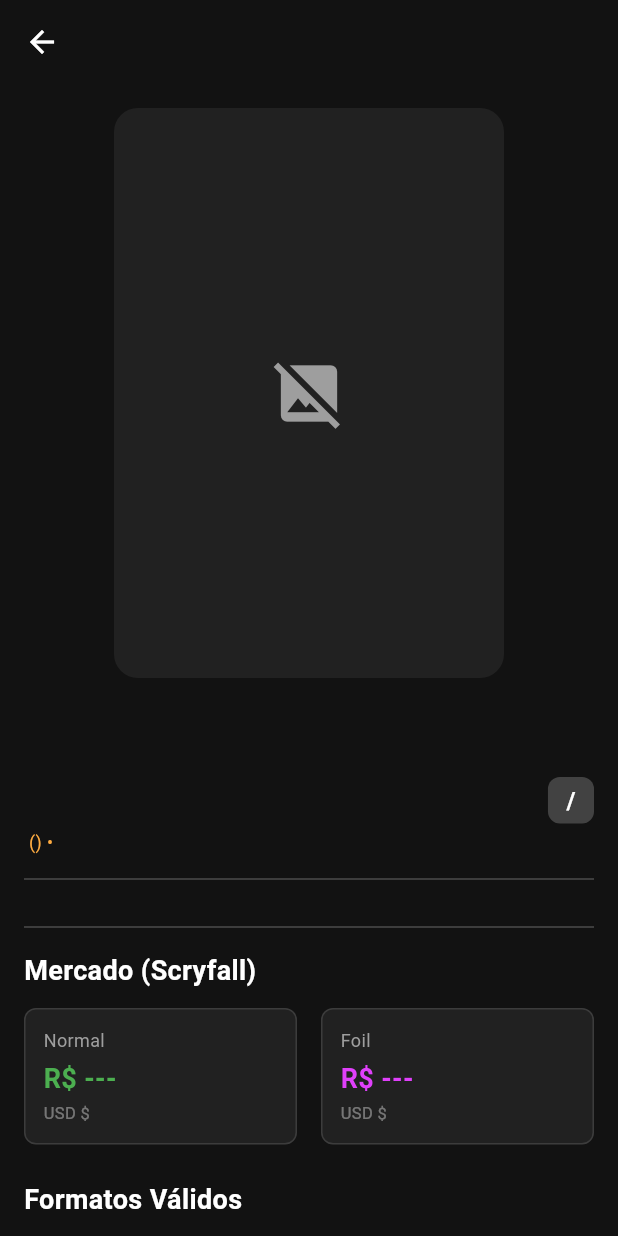
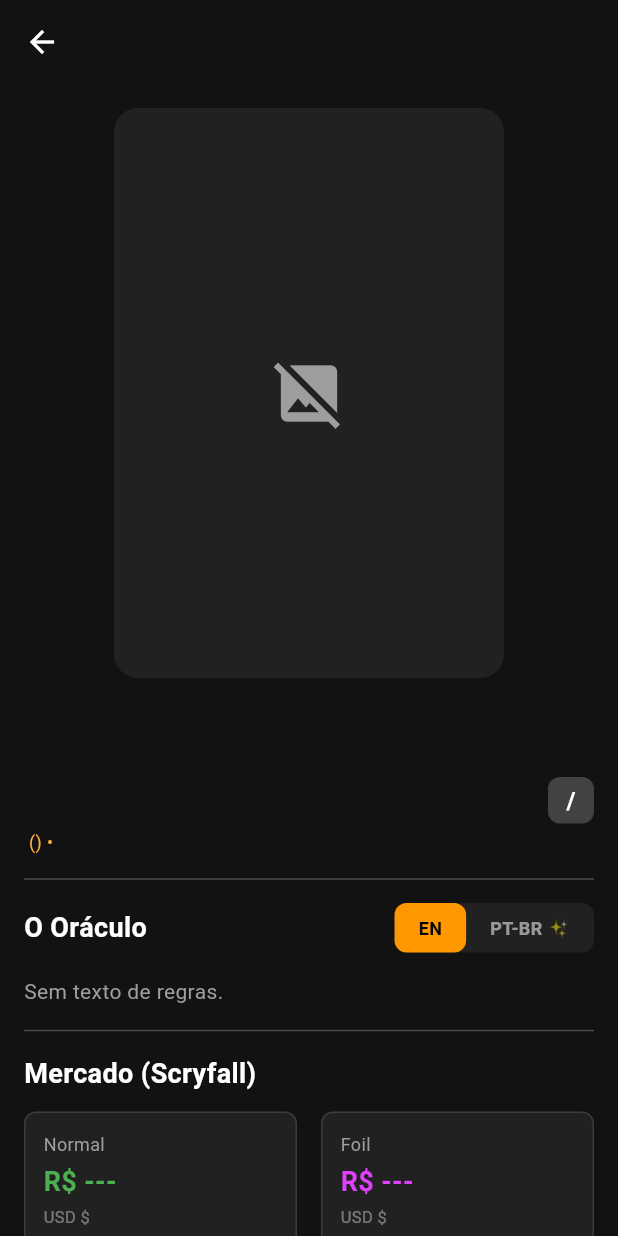
Before and after one commit to MaykonFreitas17/magic-the-gathering-scanner-flutter, a Flutter app: the CardDetailView screen opened directly with empty values, on a phone screen of 412 x 824 dp. Run offline on Flutter 3.47's test engine with Material 3 defaults, Android fonts, the phone set to English and light mode, and no system bars; our stand-ins replace flutter_dotenv, flutter_markdown, google_generative_ai, shared_preferences; missing offline and left inert: mana_icons_flutter, markdown; accounts and stored records are empty; network calls fail.

Commit message:
feat: integra Gemini AI para tradução, explicação de cartas e ícones de mana dinâmicos no texto

```diff
--- a/lib/features/details/card_detail_view.dart
+++ b/lib/features/details/card_detail_view.dart
@@ -1,20 +1,61 @@
-import '../../models/magic_card.dart';
 import 'dart:convert';
 import 'package:flutter/material.dart';
 import 'package:http/http.dart' as http;
-import 'package:mana_icons_flutter/mana_icons_flutter.dart'; // NOVO IMPORT!
+import 'package:mana_icons_flutter/mana_icons_flutter.dart';
+import 'package:flutter_markdown/flutter_markdown.dart';
+import 'package:markdown/markdown.dart' as md;
+import '../../models/magic_card.dart';
+import '../../services/gemini_service.dart';
 
-class CardDetailView extends StatelessWidget {
+class CardDetailView extends StatefulWidget {
   final MagicCard card;
 
   const CardDetailView({super.key, required this.card});
+
+  @override
+  State<CardDetailView> createState() => _CardDetailViewState();
+}
+
+class _CardDetailViewState extends State<CardDetailView> {
+  bool _isPortuguese = false;
+  bool _isLoadingTranslation = false;
+  String? _translationResult;
+  late final GeminiService _geminiService;
+
+  @override
+  void initState() {
+    super.initState();
+    _geminiService = GeminiService();
+    _geminiService.initialize();
+  }
+
+  Future<void> _toggleLanguage(bool toPortuguese) async {
+    if (_isPortuguese == toPortuguese) return;
+
+    setState(() {
+      _isPortuguese = toPortuguese;
+    });
+
+    if (toPortuguese && _translationResult == null) {
+      setState(() => _isLoadingTranslation = true);
+
+      final result = await _geminiService.explainCard(widget.card);
+
+      if (mounted) {
+        setState(() {
+          _translationResult = result;
+          _isLoadingTranslation = false;
+        });
+      }
+    }
+  }
 
   @override
   Widget build(BuildContext context) {
     return Scaffold(
       backgroundColor: const Color(0xFF121212),
       appBar: AppBar(
-        title: Text(card.name),
+        title: Text(widget.card.name),
         backgroundColor: Colors.transparent,
         elevation: 0,
       ),
@@ -27,9 +68,9 @@ class CardDetailView extends StatelessWidget {
             Center(
               child: ClipRRect(
                 borderRadius: BorderRadius.circular(16.0),
-                child: card.imageUrl.isNotEmpty
+                child: widget.card.imageUrl.isNotEmpty
                     ? Image.network(
-                        card.imageUrl,
+                        widget.card.imageUrl,
                         height: 380,
                         fit: BoxFit.contain,
                       )
@@ -47,14 +88,14 @@ class CardDetailView extends StatelessWidget {
             ),
             const SizedBox(height: 24),
 
-            // 2. Nome e Custo de Mana (Convertido em Ícones Oficiais)
+            // 2. Nome e Custo de Mana
             Row(
               mainAxisAlignment: MainAxisAlignment.spaceBetween,
               crossAxisAlignment: CrossAxisAlignment.start,
               children: [
                 Expanded(
                   child: Text(
-                    card.name,
+                    widget.card.name,
                     style: const TextStyle(
                       fontSize: 24,
                       fontWeight: FontWeight.bold,
@@ -62,7 +103,7 @@ class CardDetailView extends StatelessWidget {
                     ),
                   ),
                 ),
-                _buildManaDisplay(card.manaCost),
+                _buildManaDisplay(widget.card.manaCost),
               ],
             ),
             const SizedBox(height: 8),
@@ -73,7 +114,7 @@ class CardDetailView extends StatelessWidget {
               children: [
                 Expanded(
                   child: Text(
-                    card.typeLine,
+                    widget.card.typeLine,
                     style: const TextStyle(
                       fontSize: 16,
                       fontStyle: FontStyle.italic,
@@ -81,7 +122,7 @@ class CardDetailView extends StatelessWidget {
                     ),
                   ),
                 ),
-                if (card.power != null && card.toughness != null)
+                if (widget.card.power != null && widget.card.toughness != null)
                   Container(
                     padding: const EdgeInsets.symmetric(
                       horizontal: 8,
@@ -92,7 +133,7 @@ class CardDetailView extends StatelessWidget {
                       borderRadius: BorderRadius.circular(8),
                     ),
                     child: Text(
-                      '${card.power} / ${card.toughness}',
+                      '${widget.card.power} / ${widget.card.toughness}',
                       style: const TextStyle(
                         fontSize: 16,
                         fontWeight: FontWeight.bold,
@@ -104,50 +145,18 @@ class CardDetailView extends StatelessWidget {
             ),
             const SizedBox(height: 4),
             Text(
-              '${card.setName} (${card.setCode.toUpperCase()}) • ${card.rarity.toUpperCase()}',
+              '${widget.card.setName} (${widget.card.setCode.toUpperCase()}) • ${widget.card.rarity.toUpperCase()}',
               style: const TextStyle(fontSize: 12, color: Colors.orangeAccent),
             ),
 
             const Divider(color: Colors.white24, height: 32),
 
-            // 4. Oracle Text
-            if (card.oracleText != null && card.oracleText!.isNotEmpty) ...[
-              const Text(
-                'Regras (Oracle Text)',
-                style: TextStyle(
-                  fontSize: 18,
-                  fontWeight: FontWeight.bold,
-                  color: Colors.white,
-                ),
-              ),
-              const SizedBox(height: 12),
-              Text(
-                card.oracleText!,
-                style: const TextStyle(
-                  fontSize: 16,
-                  height: 1.5,
-                  color: Colors.white70,
-                ),
-              ),
-              const SizedBox(height: 16),
-            ],
-
-            // 5. Flavor Text
-            if (card.flavorText != null && card.flavorText!.isNotEmpty) ...[
-              Text(
-                card.flavorText!,
-                style: const TextStyle(
-                  fontSize: 14,
-                  fontStyle: FontStyle.italic,
-                  color: Colors.grey,
-                ),
-              ),
-              const SizedBox(height: 24),
-            ],
+            // 4. SEÇÃO DO ORÁCULO
+            _buildOracleSection(),
 
             const Divider(color: Colors.white24, height: 32),
 
-            // 6. Preços
+            // 5. Preços
             const Text(
               'Mercado (Scryfall)',
               style: TextStyle(
@@ -157,11 +166,10 @@ class CardDetailView extends StatelessWidget {
               ),
             ),
             const SizedBox(height: 12),
-            _buildPricesSection(card.prices),
-
+            _buildPricesSection(widget.card.prices),
             const SizedBox(height: 24),
 
-            // 7. Legalidade nos Formatos
+            // 6. Legalidade nos Formatos
             const Text(
               'Formatos Válidos',
               style: TextStyle(
@@ -171,7 +179,7 @@ class CardDetailView extends StatelessWidget {
               ),
             ),
             const SizedBox(height: 12),
-            _buildLegalitiesSection(card.legalities),
+            _buildLegalitiesSection(widget.card.legalities),
 
             const SizedBox(height: 40),
           ],
@@ -180,146 +188,147 @@ class CardDetailView extends StatelessWidget {
     );
   }
 
-  // --- WIDGETS AUXILIARES ---
+  Widget _buildOracleSection() {
+    return Column(
+      crossAxisAlignment: CrossAxisAlignment.start,
+      children: [
+        Row(
+          mainAxisAlignment: MainAxisAlignment.spaceBetween,
+          children: [
+            const Text(
+              'O Oráculo',
+              style: TextStyle(
+                fontSize: 18,
+                fontWeight: FontWeight.bold,
+                color: Colors.white,
+              ),
+            ),
+            Container(
+              decoration: BoxDecoration(
+                color: Colors.grey[900],
+                borderRadius: BorderRadius.circular(8),
+              ),
+              child: Row(
+                children: [
+                  _languageButton('EN', !_isPortuguese),
+                  _languageButton('PT-BR ✨', _isPortuguese),
+                ],
+              ),
+            ),
+          ],
+        ),
+        const SizedBox(height: 16),
+
+        if (!_isPortuguese) ...[
+          if (widget.card.oracleText != null &&
+              widget.card.oracleText!.isNotEmpty)
+            MarkdownBody(
+              data: widget.card.oracleText!,
+              inlineSyntaxes: [ManaSyntax()],
+              builders: {'mana': ManaBuilder()},
+              styleSheet: MarkdownStyleSheet(
+                p: const TextStyle(
+                  fontSize: 16,
+                  height: 1.5,
+                  color: Colors.white70,
+                ),
+              ),
+            )
+          else
+            const Text(
+              'Sem texto de regras.',
+              style: TextStyle(color: Colors.grey),
+            ),
+
+          if (widget.card.flavorText != null &&
+              widget.card.flavorText!.isNotEmpty) ...[
+            const SizedBox(height: 16),
+            Text(
+              widget.card.flavorText!,
+              style: const TextStyle(
+                fontSize: 14,
+                fontStyle: FontStyle.italic,
+                color: Colors.grey,
+              ),
+            ),
+          ],
+        ] else ...[
+          if (_isLoadingTranslation)
+            const Padding(
+              padding: EdgeInsets.symmetric(vertical: 24.0),
+              child: Center(
+                child: Column(
+                  children: [
+                    CircularProgressIndicator(color: Colors.orange),
+                    SizedBox(height: 16),
+                    Text(
+                      'Consultando o mestre...',
+                      style: TextStyle(color: Colors.orange),
+                    ),
+                  ],
+                ),
+              ),
+            )
+          else if (_translationResult != null)
+            MarkdownBody(
+              data: _translationResult!,
+              inlineSyntaxes: [ManaSyntax()],
+              builders: {'mana': ManaBuilder()},
+              styleSheet: MarkdownStyleSheet(
+                p: const TextStyle(
+                  fontSize: 16,
+                  height: 1.5,
+                  color: Colors.white70,
+                ),
+                h3: const TextStyle(
+                  fontSize: 18,
+                  fontWeight: FontWeight.bold,
+                  color: Colors.orange,
+                  height: 2,
+                ),
+                strong: const TextStyle(
+                  fontWeight: FontWeight.bold,
+                  color: Colors.white,
+                ),
+              ),
+            ),
+        ],
+      ],
+    );
+  }
+
+  Widget _languageButton(String text, bool isSelected) {
+    return GestureDetector(
+      onTap: () => _toggleLanguage(text.contains('PT')),
+      child: Container(
+        padding: const EdgeInsets.symmetric(horizontal: 16, vertical: 8),
+        decoration: BoxDecoration(
+          color: isSelected ? Colors.orange : Colors.transparent,
+          borderRadius: BorderRadius.circular(8),
+        ),
+        child: Text(
+          text,
+          style: TextStyle(
+            color: isSelected ? Colors.black : Colors.white54,
+            fontWeight: FontWeight.bold,
+            fontSize: 12,
+          ),
+        ),
+      ),
+    );
+  }
 
   Widget _buildManaDisplay(String? manaString) {
     if (manaString == null || manaString.isEmpty) {
       return const SizedBox.shrink();
     }
-
     final matches = RegExp(r'\{([^}]+)\}').allMatches(manaString);
-
     return Wrap(
       spacing: 4,
       children: matches.map((match) {
         final symbol = match.group(1) ?? '';
-        return _buildSingleManaIcon(symbol);
+        return ManaIconHelper.getIconWidget(symbol, size: 22);
       }).toList(),
-    );
-  }
-
-  // AGORA COM OS ÍCONES OFICIAIS!
-  Widget _buildSingleManaIcon(String symbol) {
-    IconData? iconData;
-    Color? iconColor;
-
-    // Tabela de mapeamento para as constantes do pacote mana_icons_flutter
-    switch (symbol) {
-      case 'W':
-        iconData = ManaIcons.ms_w;
-        iconColor = const Color(0xFFF8E7B9);
-        break;
-      case 'U':
-        iconData = ManaIcons.ms_u;
-        iconColor = const Color(0xFF0E68AB);
-        break;
-      case 'B':
-        iconData = ManaIcons.ms_b;
-        iconColor = const Color(0xFF150B00);
-        break;
-      case 'R':
-        iconData = ManaIcons.ms_r;
-        iconColor = const Color(0xFFD3202A);
-        break;
-      case 'G':
-        iconData = ManaIcons.ms_g;
-        iconColor = const Color(0xFF00733E);
-        break;
-      case 'C':
-        iconData = ManaIcons.ms_c;
-        iconColor = const Color(0xFFCCCCCC);
-        break;
-      case 'X':
-        iconData = ManaIcons.ms_x;
-        iconColor = Colors.grey[400];
-        break;
-      case '0':
-        iconData = ManaIcons.ms_0;
-        iconColor = Colors.grey[400];
-        break;
-      case '1':
-        iconData = ManaIcons.ms_1;
-        iconColor = Colors.grey[400];
-        break;
-      case '2':
-        iconData = ManaIcons.ms_2;
-        iconColor = Colors.grey[400];
-        break;
-      case '3':
-        iconData = ManaIcons.ms_3;
-        iconColor = Colors.grey[400];
-        break;
-      case '4':
-        iconData = ManaIcons.ms_4;
-        iconColor = Colors.grey[400];
-        break;
-      case '5':
-        iconData = ManaIcons.ms_5;
-        iconColor = Colors.grey[400];
-        break;
-      case '6':
-        iconData = ManaIcons.ms_6;
-        iconColor = Colors.grey[400];
-        break;
-      case '7':
-        iconData = ManaIcons.ms_7;
-        iconColor = Colors.grey[400];
-        break;
-      case '8':
-        iconData = ManaIcons.ms_8;
-        iconColor = Colors.grey[400];
-        break;
-      case '9':
-        iconData = ManaIcons.ms_9;
-        iconColor = Colors.grey[400];
-        break;
-      case '10':
-        iconData = ManaIcons.ms_10;
-        iconColor = Colors.grey[400];
-        break;
-    }
-
-    if (iconData != null) {
-      return Container(
-        decoration: const BoxDecoration(
-          shape: BoxShape.circle,
-          boxShadow: [
-            BoxShadow(
-              color: Colors.black54,
-              blurRadius: 2,
-              offset: Offset(1, 1),
-            ),
-          ],
-        ),
-        // O próprio ícone já tem o formato redondo
-        child: Icon(iconData, color: iconColor, size: 22),
-      );
-    }
-
-    // Fallback: Se for um símbolo que não mapeamos (como híbridos ex: G/W)
-    // Mantemos o quadradinho ou bolinha em texto
-    bool isHybrid = symbol.contains('/');
-    return Container(
-      width: isHybrid ? 30 : 22,
-      height: 22,
-      decoration: BoxDecoration(
-        color: Colors.grey[400],
-        shape: isHybrid ? BoxShape.rectangle : BoxShape.circle,
-        borderRadius: isHybrid ? BorderRadius.circular(11) : null,
-        boxShadow: const [
-          BoxShadow(color: Colors.black54, blurRadius: 2, offset: Offset(1, 1)),
-        ],
-      ),
-      child: Center(
-        child: Text(
-          symbol,
-          style: TextStyle(
-            color: Colors.black,
-            fontWeight: FontWeight.bold,
-            fontSize: isHybrid ? 10 : 12,
-          ),
-        ),
-      ),
     );
   }
 
@@ -345,14 +354,12 @@ class CardDetailView extends StatelessWidget {
         style: TextStyle(color: Colors.grey),
       );
     }
-
     return FutureBuilder<double>(
       future: _fetchCotacaoDolar(),
       builder: (context, snapshot) {
         final bool isLoading =
             snapshot.connectionState == ConnectionState.waiting;
         final double cotacaoAtual = snapshot.data ?? 5.00;
-
         return Row(
           children: [
             _priceCard(
@@ -385,7 +392,6 @@ class CardDetailView extends StatelessWidget {
   ) {
     final String brlValue = _convertToBrl(usdPrice, cotacao);
     final String usdValue = usdPrice != null ? '\$ $usdPrice' : '---';
-
     return Expanded(
       child: Container(
         padding: const EdgeInsets.all(12),
@@ -456,10 +462,8 @@ class CardDetailView extends StatelessWidget {
   Widget _legalityBadge(String format, String status) {
     bool isLegal = status == 'legal';
     bool isBanned = status == 'banned';
-
     Color bgColor = Colors.grey[800]!;
     Color textColor = Colors.grey;
-
     if (isLegal) {
       bgColor = Colors.green.withValues(alpha: 0.2);
       textColor = Colors.greenAccent;
@@ -467,7 +471,6 @@ class CardDetailView extends StatelessWidget {
       bgColor = Colors.red.withValues(alpha: 0.2);
       textColor = Colors.redAccent;
     }
-
     return Container(
       padding: const EdgeInsets.symmetric(horizontal: 12, vertical: 6),
       decoration: BoxDecoration(
@@ -486,3 +489,171 @@ class CardDetailView extends StatelessWidget {
     );
   }
 }
+
+// ==============================================================================
+// --- CLASSES AUXILIARES PARA EXTENDER O MARKDOWN ---
+// ==============================================================================
+
+class ManaIconHelper {
+  static Widget getIconWidget(String symbol, {double size = 16}) {
+    IconData? iconData;
+    Color? iconColor;
+
+    final s = symbol.toUpperCase();
+
+    switch (s) {
+      case 'W':
+        iconData = ManaIcons.ms_w;
+        iconColor = const Color(0xFFF8E7B9);
+        break;
+      case 'U':
+        iconData = ManaIcons.ms_u;
+        iconColor = const Color(0xFF0E68AB);
+        break;
+      case 'B':
+        iconData = ManaIcons.ms_b;
+        iconColor = const Color(0xFF150B00);
+        break;
+      case 'R':
+        iconData = ManaIcons.ms_r;
+        iconColor = const Color(0xFFD3202A);
+        break;
+      case 'G':
+        iconData = ManaIcons.ms_g;
+        iconColor = const Color(0xFF00733E);
+        break;
+      case 'C':
+        iconData = ManaIcons.ms_c;
+        iconColor = const Color(0xFFCCCCCC);
+        break;
+      case 'X':
+        iconData = ManaIcons.ms_x;
+        iconColor = Colors.grey[400];
+        break;
+      case 'T':
+        iconData = ManaIcons.ms_tap;
+        iconColor = Colors.grey[400];
+        break;
+      case '0':
+        iconData = ManaIcons.ms_0;
+        iconColor = Colors.grey[400];
+        break;
+      case '1':
+        iconData = ManaIcons.ms_1;
+        iconColor = Colors.grey[400];
+        break;
+      case '2':
+        iconData = ManaIcons.ms_2;
+        iconColor = Colors.grey[400];
+        break;
+      case '3':
+        iconData = ManaIcons.ms_3;
+        iconColor = Colors.grey[400];
+        break;
+      case '4':
+        iconData = ManaIcons.ms_4;
+        iconColor = Colors.grey[400];
+        break;
+      case '5':
+        iconData = ManaIcons.ms_5;
+        iconColor = Colors.grey[400];
+        break;
+      case '6':
+        iconData = ManaIcons.ms_6;
+        iconColor = Colors.grey[400];
+        break;
+      case '7':
+        iconData = ManaIcons.ms_7;
+        iconColor = Colors.grey[400];
+        break;
+      case '8':
+        iconData = ManaIcons.ms_8;
+        iconColor = Colors.grey[400];
+        break;
+      case '9':
+        iconData = ManaIcons.ms_9;
+        iconColor = Colors.grey[400];
+        break;
+      case '10':
+        iconData = ManaIcons.ms_10;
+        iconColor = Colors.grey[400];
+        break;
+      default:
+        if (RegExp(r'^\d+$').hasMatch(s)) {
+          iconData = IconData(
+            0xe900 + int.parse(s),
+            fontFamily: ManaIcons.ms_0.fontFamily,
+          );
+          iconColor = Colors.grey[400];
+        }
+    }
+
+    if (iconData != null) {
+      return Container(
+        margin: const EdgeInsets.symmetric(horizontal: 1),
+        decoration: const BoxDecoration(
+          shape: BoxShape.circle,
+          boxShadow: [
+            BoxShadow(
+              color: Colors.black54,
+              blurRadius: 1,
+              offset: Offset(1, 1),
+            ),
+          ],
+        ),
+        child: Icon(iconData, color: iconColor, size: size),
+      );
+    }
+
+    bool isHybrid = s.contains('/');
+    return Container(
+      width: isHybrid ? size * 1.4 : size,
+      height: size,
+      decoration: BoxDecoration(
+        color: const Color(0xFFCCCCCC),
+        shape: isHybrid ? BoxShape.rectangle : BoxShape.circle,
+        borderRadius: isHybrid ? BorderRadius.circular(size / 2) : null,
+        border: Border.all(color: Colors.black45, width: 0.5),
+      ),
+      child: Center(
+        child: Text(
+          s,
+          style: TextStyle(
+            color: Colors.black,
+            fontWeight: FontWeight.bold,
+            fontSize: size * 0.6,
+            height: 1,
+          ),
+        ),
+      ),
+    );
+  }
+}
+
+class ManaSyntax extends md.InlineSyntax {
+  ManaSyntax() : super(r'\{([^{}]+)\}');
+
+  @override
+  bool onMatch(md.InlineParser parser, Match match) {
+    final symbol = match.group(1);
+
+    final element = md.Element.empty('mana');
+    element.attributes['symbol'] = symbol!;
+
+    parser.addNode(element);
+    return true;
+  }
+}
+
+class ManaBuilder extends MarkdownElementBuilder {
+  @override
+  Widget? visitElementAfter(md.Element element, TextStyle? preferredStyle) {
+    final symbol = element.attributes['symbol'] ?? '';
+
+    return Baseline(
+      baseline: 14,
+      baselineType: TextBaseline.alphabetic,
+      child: ManaIconHelper.getIconWidget(symbol, size: 16),
+    );
+  }
+}
--- a/lib/features/search/filters_view.dart
+++ b/lib/features/search/filters_view.dart
@@ -279,7 +279,7 @@ class _FiltersViewState extends State<FiltersView> {
 
             _buildSectionTitle('Formato Válido'),
             DropdownButtonFormField<String>(
-              value: _selectedFormat,
+              initialValue: _selectedFormat,
               dropdownColor: Colors.grey[900],
               style: const TextStyle(color: Colors.white),
               decoration: InputDecoration(
```
Also changed, not shown: lib/main.dart (+6 -1 lines), lib/services/gemini_service.dart (added, +63 -0 lines), pubspec.yaml (+5 -3 lines), 1 other file.
